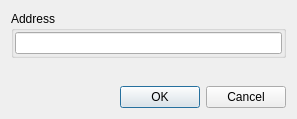
The window that dialoggotoaddress.ui (horsicq/FormatDialogs) describes before a commit, drawn with Qt 5.
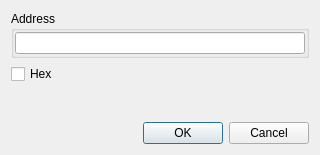
The same window after the commit. Custom widgets are drawn as their Qt base class.

Diff of the .ui file:
```diff
--- a/dialoggotoaddress.ui
+++ b/dialoggotoaddress.ui
@@ -9,8 +9,8 @@
    <rect>
     <x>0</x>
     <y>0</y>
-    <width>297</width>
-    <height>119</height>
+    <width>320</width>
+    <height>155</height>
    </rect>
   </property>
   <property name="windowTitle">
@@ -48,11 +48,28 @@
     </widget>
    </item>
    <item>
+    <layout class="QHBoxLayout" name="horizontalLayout_3">
+     <item>
+      <widget class="QCheckBox" name="checkBoxHex">
+       <property name="text">
+        <string>Hex</string>
+       </property>
+      </widget>
+     </item>
+     <item>
     <widget class="QLabel" name="labelStatus">
+       <property name="sizePolicy">
+        <sizepolicy hsizetype="Expanding" vsizetype="Preferred">
+         <horstretch>0</horstretch>
+         <verstretch>0</verstretch>
+        </sizepolicy>
+       </property>
      <property name="text">
       <string/>
      </property>
     </widget>
+     </item>
+    </layout>
    </item>
    <item>
     <spacer name="verticalSpacer">
```
Lines whose indentation alone changed are shown as unchanged.
